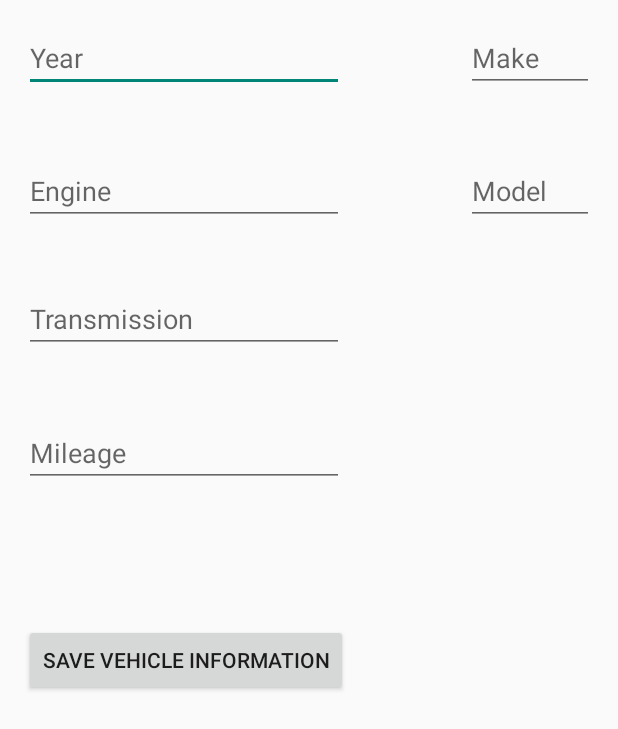
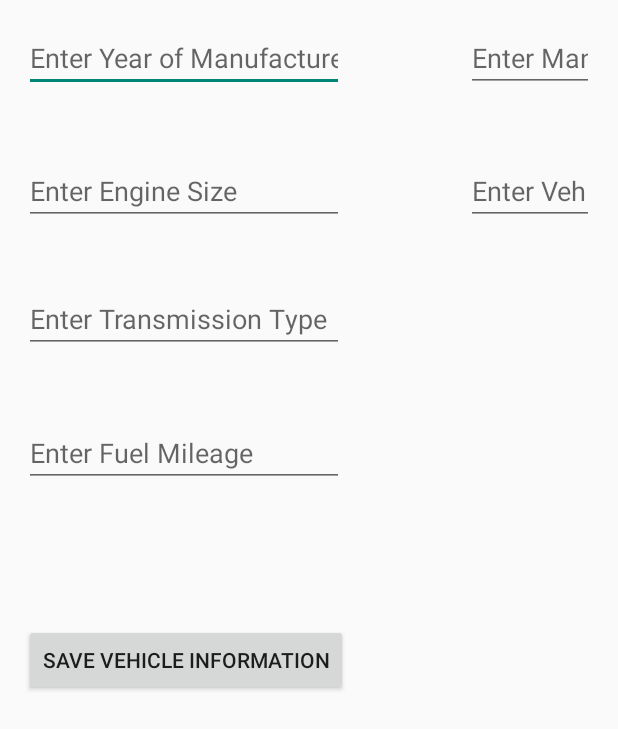
Before and after one commit to napaunderground/FuelFinder, an Android app: the screen it shows after launch (SettingsActivity), on a phone screen of 412 x 824 dp. Shown: the top 729 px of the screen. Run offline under Robolectric (Android 15) with nearby library versions, the light colour scheme and no system bars.

Commit message:
cleaned up hints

```diff
--- a/app/src/main/java/fuelfinder/mann/Activity/SettingsActivity.java
+++ b/app/src/main/java/fuelfinder/mann/Activity/SettingsActivity.java
@@ -42,13 +42,6 @@ public class SettingsActivity extends Activity {
         mileage = (TextView) findViewById(R.id.editTextFuelMileage);
         engine = (TextView) findViewById(R.id.editTextEngineSize);
         transmission = (TextView) findViewById(R.id.editTextTransmission);
-        /************** set background hint start *************/
-        year.setHint("Year");
-        make.setHint("Make");
-        vehModel.setHint("Model");
-        mileage.setHint("Mileage");
-        engine.setHint("Engine");
-        transmission.setHint("Transmission");
 
         sharedprefs = getSharedPreferences(MyVehicle, 0);
 
--- a/app/src/main/res/layout/settings_activity.xml
+++ b/app/src/main/res/layout/settings_activity.xml
@@ -21,7 +21,8 @@
             android:inputType="text"
             android:layout_alignParentTop="true"
             android:layout_alignParentLeft="true"
-            android:layout_alignParentStart="true">
+            android:layout_alignParentStart="true"
+            android:hint="Enter Year of Manufacturer">
 
         </EditText>
 
@@ -38,7 +39,8 @@
             android:layout_marginLeft="81dp"
             android:layout_marginStart="81dp"
             android:ems="10"
-            android:inputType="text" />
+            android:inputType="text"
+            android:hint="Enter Manufacturer"/>
 
 
         <EditText
@@ -51,7 +53,8 @@
             android:layout_alignLeft="@+id/editTextManufacturer"
             android:layout_alignStart="@+id/editTextManufacturer"
             android:ems="10"
-            android:inputType="text" />
+            android:inputType="text"
+            android:hint="Enter Vehicle Model"/>
 
 
 
@@ -67,7 +70,8 @@
             android:layout_alignRight="@+id/editTextTransmission"
             android:layout_alignEnd="@+id/editTextTransmission"
             android:ems="10"
-            android:inputType="text" />
+            android:inputType="text"
+            android:hint="Enter Fuel Mileage"/>
 
         <EditText
             android:id="@+id/editTextEngineSize"
@@ -78,7 +82,8 @@
             android:layout_alignParentLeft="true"
             android:layout_alignParentStart="true"
             android:ems="10"
-            android:inputType="text" />
+            android:inputType="text"
+            android:hint="Enter Engine Size"/>
 
         <EditText
             android:id="@+id/editTextTransmission"
@@ -90,7 +95,8 @@
             android:layout_alignParentStart="true"
             android:layout_marginTop="40dp"
             android:ems="10"
-            android:inputType="text" />
+            android:inputType="text"
+            android:hint="Enter Transmission Type"/>
 
         <Button
             android:id="@+id/button1"
--- a/app/src/main/res/values/strings.xml
+++ b/app/src/main/res/values/strings.xml
@@ -22,10 +22,5 @@
     <string name="title_activity_mileage_data_manager">MileageDataManager</string>
     <string name="title_activity_mileage_search_request_args">MileageSearchRequestArgs</string>
     <string name="title_activity_urlformat_utility">URLFormatUtility</string>
-    <string name="mfr">Manufacturer</string>
-    <string name="year">Year</string>
-    <string name="model">Vehicle Model</string>
-    <string name="mileage">Fuel Mileage Average</string>
-    <string name="engine">Engine Size</string>
-    <string name="trans">Transmission Type</string>
+
 </resources>
--- a/app/src/main/res/values/strings_activity_settings.xml
+++ b/app/src/main/res/values/strings_activity_settings.xml
@@ -58,4 +58,6 @@
     <string name="pref_ringtone_silent">Silent</string>
 
     <string name="pref_title_vibrate">Vibrate</string>
+
+
 </resources>
```
